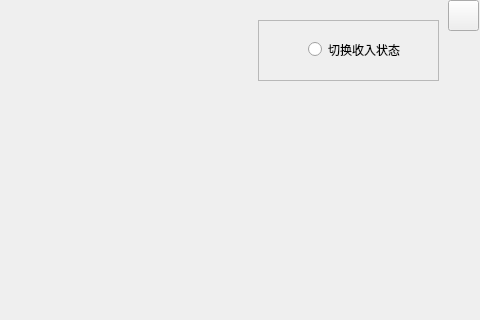
X-wenhao/bookkeeping, file analyze.ui: the form before one commit; both pictures show x 312 to 792 and y 0 to 320 of the 792 by 768 pixel window.
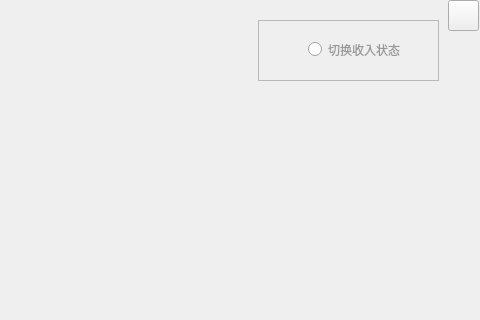
The form after the commit. Icons and pictures are not drawn.

```diff
--- a/analyze.ui
+++ b/analyze.ui
@@ -84,10 +84,15 @@
      <rect>
       <x>50</x>
       <y>20</y>
-      <width>115</width>
+      <width>131</width>
       <height>19</height>
      </rect>
     </property>
+    <property name="styleSheet">
+     <string notr="true">
+color: rgb(152, 152, 152);
+font: 10pt &quot;华文行楷&quot;;</string>
+    </property>
     <property name="text">
      <string>切换收入状态</string>
     </property>
```
Left out of the diff: 2 changed lines with no effect on the pictures.
